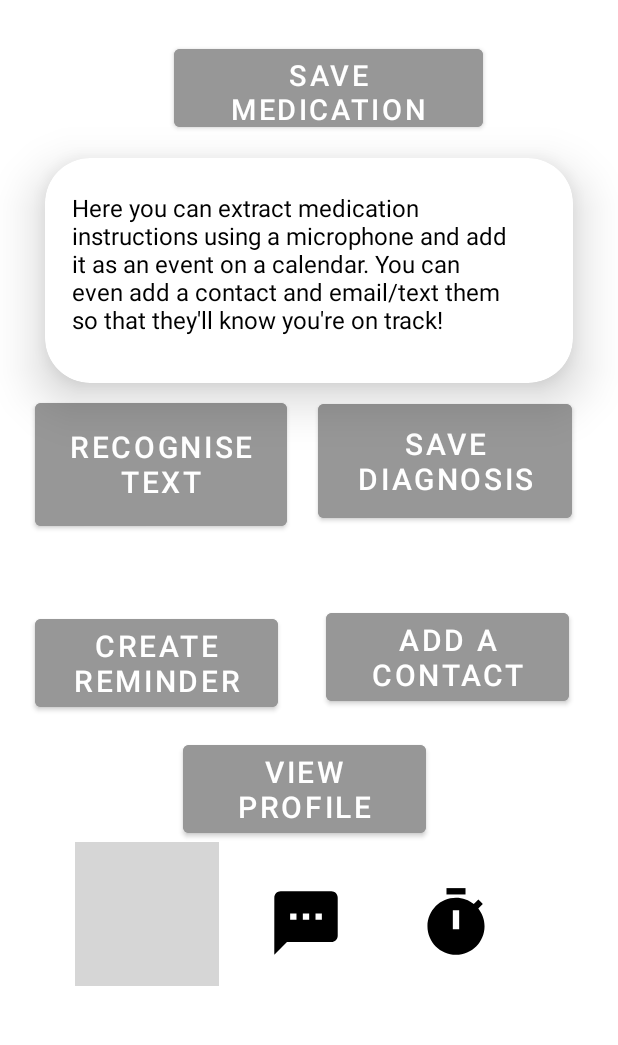
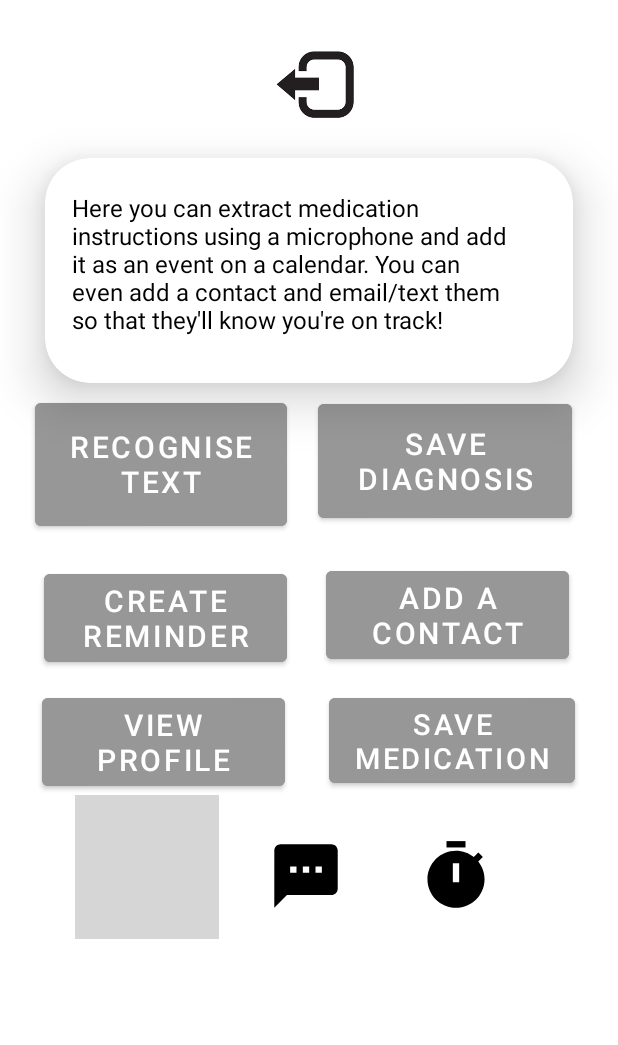
Before and after one commit to Efeighery/MedsUpApp, an Android app: the MainActivity screen opened directly, with no data from a screen before it, on a phone screen of 412 x 824 dp, the part 166-1211 px from its top. Run offline under Robolectric (Android 15) with nearby library versions, the phone set to English and light mode, and no system bars; our stand-ins replace Firebase (no records; nobody signed in at launch, a user with empty details on screens opened directly); grey boxes are pictures that could not be loaded.

Commit message:
Exit button added to Profile page and edit methods were commented out from RecyclerAdapter. Also added logout user method onto MainActivity (Home page).

```diff
--- a/app/src/main/java/com/example/medsupapp/ContactRecyclerAdapter.java
+++ b/app/src/main/java/com/example/medsupapp/ContactRecyclerAdapter.java
@@ -78,6 +78,7 @@ public class ContactRecyclerAdapter extends RecyclerView.Adapter<ContactRecycler
 
         // In these two button methods, the ViewDialog aspects will take the following contexts and Contacts variables to make the methods work properly
 
+        /*
         holder.editCon.setOnClickListener(new View.OnClickListener() {
             @Override
             public void onClick(View v) {
@@ -85,7 +86,7 @@ public class ContactRecyclerAdapter extends RecyclerView.Adapter<ContactRecycler
                 viewDiaUpdateContact.showDialog(context, contactItem.getcID(), contactItem.getName(), contactItem.getEmail(), contactItem.getPhone());
             }
         });
-
+        */
         holder.delCon.setOnClickListener(new View.OnClickListener() {
             @Override
             public void onClick(View v) {
@@ -96,6 +97,7 @@ public class ContactRecyclerAdapter extends RecyclerView.Adapter<ContactRecycler
 
     }
 
+    /*
     public class ViewDiaUpdateContact{
         // This method will be used for when the user wants to change a saved contact
         public void showDialog(Context context, String cID, String name, String email, String phone){
@@ -159,6 +161,8 @@ public class ContactRecyclerAdapter extends RecyclerView.Adapter<ContactRecycler
         }
     }
 
+     */
+
     public class ViewDialogContactRemoval{
         public void showDialog(Context context, String cID){
             final Dialog dialog = new Dialog(context);
--- a/app/src/main/java/com/example/medsupapp/DiagnosisRecyclerAdapter.java
+++ b/app/src/main/java/com/example/medsupapp/DiagnosisRecyclerAdapter.java
@@ -74,6 +74,7 @@ public class DiagnosisRecyclerAdapter extends RecyclerView.Adapter<DiagnosisRecy
         // The holder will be where the diagnosis information is updated
         holder.healthTerm.setText("Diagnosis: "+diagnosisItem.getTerm());
 
+        /*
         // In these two button methods, the ViewDialog aspects will take the following contexts and Diagnosis variables to make the methods work properly
         holder.updateTerm.setOnClickListener(new View.OnClickListener() {
             @Override
@@ -82,6 +83,8 @@ public class DiagnosisRecyclerAdapter extends RecyclerView.Adapter<DiagnosisRecy
                 viewDiaTermUpdate.showDialog(context, diagnosisItem.gethID(), diagnosisItem.getTerm());
             }
         });
+
+         */
 
         holder.removeTerm.setOnClickListener(new View.OnClickListener() {
             @Override
@@ -114,6 +117,7 @@ public class DiagnosisRecyclerAdapter extends RecyclerView.Adapter<DiagnosisRecy
         }
     }
 
+    /*
     public class ViewDiaTermUpdate{
         // This method will be used for when the user wants to change a saved diagnosis
         public void showDialog(Context context, String hID, String term){
@@ -168,6 +172,8 @@ public class DiagnosisRecyclerAdapter extends RecyclerView.Adapter<DiagnosisRecy
         }
     }
 
+     */
+
     public class ViewDialogTermDelete{
         public void showDialog(Context context, String hID){
             final Dialog dialogs = new Dialog(context);
--- a/app/src/main/java/com/example/medsupapp/MainActivity.java
+++ b/app/src/main/java/com/example/medsupapp/MainActivity.java
@@ -8,7 +8,22 @@ import android.view.View;
 import android.widget.Button;
 import android.widget.ImageView;
 
+import com.google.firebase.auth.FirebaseAuth;
+
 import org.w3c.dom.Text;
+
+/*
+ *  Class name: MainActivity.java
+ *
+ *  Version: Revision 2
+ *
+ *  Date e.g. 18/03/2023
+ *
+ * @author Eoghan Feighery, x19413886
+ *
+ */
+
+
 
 public class MainActivity extends AppCompatActivity {
 
@@ -17,7 +32,7 @@ public class MainActivity extends AppCompatActivity {
     ImageView notiMakeBtn;
 
     // The ImageView files are used to navigate to the email/text message maker pages from the home menu
-    ImageView textMsg, emailMak;
+    ImageView textMsg, emailMak, leaveBtn;
 
     @Override
     protected void onCreate(Bundle savedInstanceState) {
@@ -33,6 +48,7 @@ public class MainActivity extends AppCompatActivity {
         userProBtn = findViewById(R.id.profileBtn);
 
         textMsg = findViewById(R.id.smsBtn);
+        leaveBtn = findViewById(R.id.logout);
         emailMak = findViewById(R.id.emailBox);
         notiMakeBtn = findViewById(R.id.notificationBtn);
 
@@ -61,11 +77,19 @@ public class MainActivity extends AppCompatActivity {
         conditionBtn.setOnClickListener(v -> {
             startActivity(new Intent(MainActivity.this, AddDiagnosis.class));
         });
-        userProBtn.setOnClickListener(new View.OnClickListener() {
-            @Override
-            public void onClick(View v) {
-                startActivity(new Intent(MainActivity.this, Profile.class));
-            }
+        userProBtn.setOnClickListener(v -> startActivity(new Intent(MainActivity.this, Profile.class)));
+
+
+        /*
+         *
+         * @reference: https://www.youtube.com/watch?v=DRBLazxi6Eg/MainActivity.java
+         *
+         */
+
+        // When a user signs out, the new password created in EditProfile should be granted access
+        leaveBtn.setOnClickListener(v -> {
+            FirebaseAuth.getInstance().signOut();
+            startActivity(new Intent(MainActivity.this, Login.class));
         });
     }
 }
--- a/app/src/main/java/com/example/medsupapp/MedicationRecyclerAdapter.java
+++ b/app/src/main/java/com/example/medsupapp/MedicationRecyclerAdapter.java
@@ -92,6 +92,7 @@ public class MedicationRecyclerAdapter extends RecyclerView.Adapter<MedicationRe
         holder.medName.setText("Name: "+medicationItem.getName());
         holder.medRules.setText("Instructions: "+medicationItem.getRules());
 
+        /*
         // In these two button methods, the ViewDialog aspects will take the following contexts and Medication variables to make the methods work properly
         holder.updateBtn.setOnClickListener(new View.OnClickListener() {
             @Override
@@ -100,6 +101,8 @@ public class MedicationRecyclerAdapter extends RecyclerView.Adapter<MedicationRe
                 viewDiaMedUpdate.showDialog(context, medicationItem.getmID(), medicationItem.getName(), medicationItem.getRules());
             }
         });
+        */
+
 
         holder.delBtn.setOnClickListener(new View.OnClickListener() {
             @Override
@@ -134,6 +137,7 @@ public class MedicationRecyclerAdapter extends RecyclerView.Adapter<MedicationRe
         }
     }
 
+    /*
     public class ViewDiaMedUpdate{
         // This method will be used for when the user wants to change a saved medication
         public void showDialog(Context context, String mID, String name, String rules){
@@ -193,6 +197,7 @@ public class MedicationRecyclerAdapter extends RecyclerView.Adapter<MedicationRe
             dialogue.show();
         }
     }
+    */
 
     public class ViewDeleteMedDialog{
         public void showDialog(Context context, String mID){
--- a/app/src/main/res/layout/activity_main.xml
+++ b/app/src/main/res/layout/activity_main.xml
@@ -20,20 +20,35 @@
         android:textSize="25dp"
         android:textStyle="bold" />
 
-    <Button
-        android:id="@+id/medicSaveBtn"
-        android:layout_width="206dp"
-        android:layout_height="64dp"
+
+    <ImageView
+        android:id="@+id/logout"
+        android:layout_width="122dp"
+        android:layout_height="66dp"
         android:layout_below="@+id/greeting"
         android:layout_alignParentStart="true"
         android:layout_alignParentTop="true"
         android:layout_centerHorizontal="true"
-        android:layout_marginStart="116dp"
-        android:layout_marginTop="81dp"
+        android:layout_marginStart="150dp"
+        android:layout_marginTop="77dp"
+        android:backgroundTint="#979797"
+        android:src="@drawable/leave"
+        android:textAllCaps="false"
+        android:textSize="19dp" />
+
+    <Button
+        android:id="@+id/medicSaveBtn"
+        android:layout_width="164dp"
+        android:layout_height="wrap_content"
+        android:layout_below="@+id/greeting"
+        android:layout_alignParentStart="true"
+        android:layout_alignParentTop="true"
+        android:layout_centerHorizontal="true"
+        android:layout_marginStart="219dp"
+        android:layout_marginTop="514dp"
         android:backgroundTint="#979797"
         android:text="Save medication"
         android:textSize="19dp" />
-
 
     <androidx.cardview.widget.CardView
         android:layout_width="358dp"
@@ -80,8 +95,8 @@
         android:layout_below="@+id/greeting"
         android:layout_alignParentStart="true"
         android:layout_alignParentTop="true"
-        android:layout_marginStart="23dp"
-        android:layout_marginTop="461dp"
+        android:layout_marginStart="29dp"
+        android:layout_marginTop="431dp"
         android:backgroundTint="#979797"
         android:text="Create reminder"
         android:textSize="20dp" />
@@ -100,6 +115,7 @@
         android:text="Save diagnosis"
         android:textSize="20dp" />
 
+    <!--The alarm maker and the email and message creator links are added to the home page for easier navigation and accessibility-->
     <Button
         android:id="@+id/contactBtn"
         android:layout_width="162dp"
@@ -108,7 +124,7 @@
         android:layout_alignParentStart="true"
         android:layout_alignParentTop="true"
         android:layout_marginStart="217dp"
-        android:layout_marginTop="457dp"
+        android:layout_marginTop="429dp"
         android:backgroundTint="#979797"
         android:text="Add a contact"
         android:textSize="20dp" />
@@ -120,13 +136,12 @@
         android:layout_below="@+id/greeting"
         android:layout_alignParentStart="true"
         android:layout_alignParentTop="true"
-        android:layout_marginStart="122dp"
-        android:layout_marginTop="545dp"
+        android:layout_marginStart="28dp"
+        android:layout_marginTop="514dp"
         android:backgroundTint="#979797"
         android:text="View profile"
         android:textSize="20dp" />
 
-    <!--The alarm maker and the email and message creator links are added to the home page for easier navigation and accessibility-->
     <ImageView
         android:layout_width="wrap_content"
         android:layout_height="wrap_content"
```
Also changed, not shown: app/src/main/java/com/example/medsupapp/Profile.java (+10 -2 lines), app/src/main/res/layout/activity_profile.xml (+10 -0 lines), app/src/main/res/drawable/leave.png (added).
